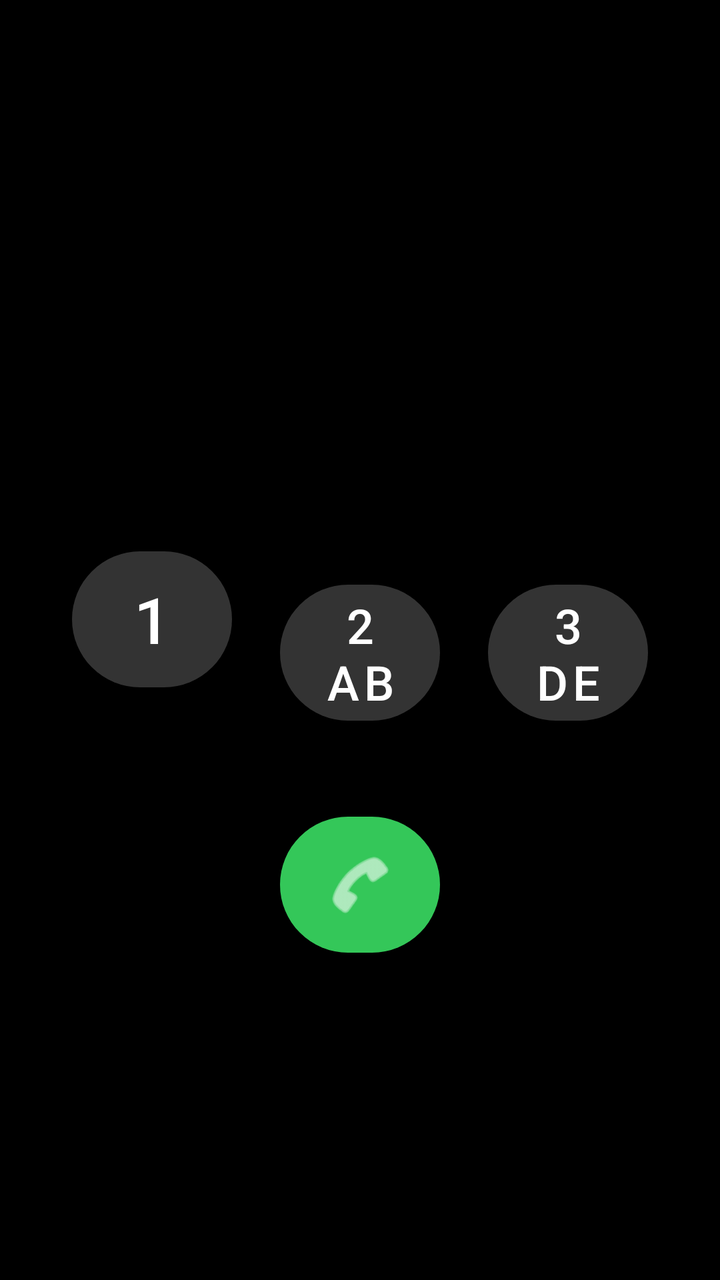
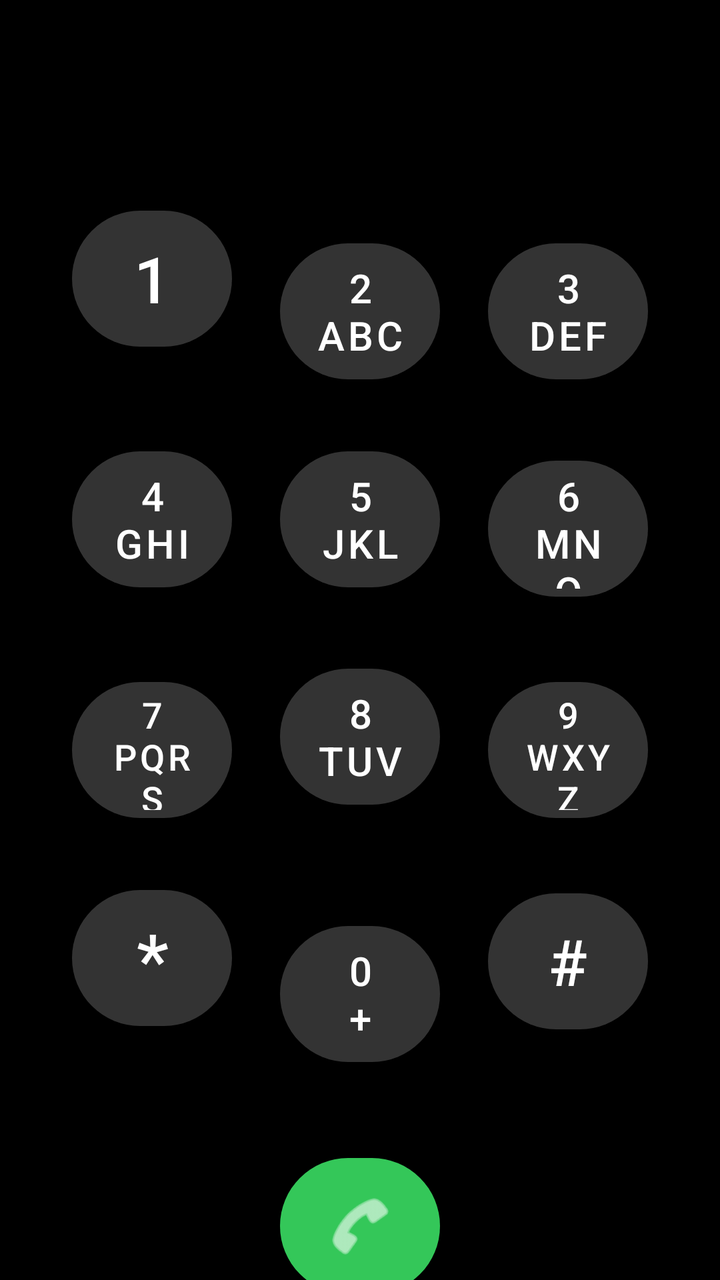

Before-and-after screenshots of an Android layout around one commit, followed by the original layout XML and the change that was made.
<!-- AndroidManifest.xml: application theme Theme.MyContact -->
<!-- res/layout/fragment_keypad.xml -->
<?xml version="1.0" encoding="utf-8"?>
<LinearLayout xmlns:android="http://schemas.android.com/apk/res/android"
    xmlns:app="http://schemas.android.com/apk/res-auto"
    android:layout_width="match_parent"
    android:layout_height="match_parent"
    android:background="#000000"
    android:gravity="center"
    android:orientation="vertical">

    <TextView
        android:id="@+id/tvDialedNumber"
        android:layout_width="match_parent"
        android:layout_height="100dp"
        android:gravity="center"
        android:textColor="#FFFFFF"
        android:textSize="36sp" />

    <GridLayout
        android:layout_width="wrap_content"
        android:layout_height="wrap_content"
        android:layout_gravity="center"
        android:columnCount="3"
        android:rowCount="4"
        android:useDefaultMargins="true">

        <com.google.android.material.button.MaterialButton
            style="@style/Widget.MaterialComponents.Button.UnelevatedButton"
            android:layout_width="80dp"
            android:layout_height="80dp"
            android:layout_margin="12dp"
            android:text="1"
            android:textSize="32sp"
            app:backgroundTint="#333333"
            app:cornerRadius="40dp" />

        <com.google.android.material.button.MaterialButton
            style="@style/Widget.MaterialComponents.Button.UnelevatedButton"
            android:layout_width="80dp"
            android:layout_height="80dp"
            android:layout_margin="12dp"
            android:text="2\nABC"
            android:textSize="24sp"
            app:backgroundTint="#333333"
            app:cornerRadius="40dp" />

        <com.google.android.material.button.MaterialButton
            style="@style/Widget.MaterialComponents.Button.UnelevatedButton"
            android:layout_width="80dp"
            android:layout_height="80dp"
            android:layout_margin="12dp"
            android:text="3\nDEF"
            android:textSize="24sp"
            app:backgroundTint="#333333"
            app:cornerRadius="40dp" />

    </GridLayout>

    <com.google.android.material.button.MaterialButton
        android:id="@+id/btnCall"
        style="@style/Widget.MaterialComponents.Button.UnelevatedButton"
        android:layout_width="80dp"
        android:layout_height="80dp"
        android:layout_marginTop="24dp"
        app:icon="@android:drawable/ic_menu_call"
        app:iconGravity="textStart"
        app:iconPadding="0dp"
        app:iconSize="36dp"
        app:iconTint="#FFFFFF"
        app:backgroundTint="#34C759"
        app:cornerRadius="40dp" />

</LinearLayout>
<!-- resources referenced by this layout -->
<resources>
  <style name="Theme.MyContact" parent="Theme.Material3.Light.NoActionBar">
          
          <item name="colorPrimary">@color/purple_500</item>
          <item name="colorPrimaryVariant">@color/purple_700</item>
          <item name="colorOnPrimary">@color/white</item>
          
          <item name="colorSecondary">@color/teal_200</item>
          <item name="colorSecondaryVariant">@color/teal_700</item>
          <item name="colorOnSecondary">@color/black</item>
          
          <item name="android:statusBarColor">?attr/colorPrimaryVariant</item>
          
      </style>
  <color name="purple_500">#FF6200EE</color>
  <color name="purple_700">#FF3700B3</color>
  <color name="white">#FFFFFFFF</color>
  <color name="teal_200">#FF03DAC5</color>
  <color name="teal_700">#FF018786</color>
  <color name="black">#FF000000</color>
</resources>

<!-- the commit's change to res/layout/fragment_keypad.xml (unified diff, before → after) -->
@@ -13,47 +13,135 @@
         android:layout_height="100dp"
         android:gravity="center"
         android:textColor="#FFFFFF"
-        android:textSize="36sp" />
+        android:textSize="40sp"
+        android:text="" /> <GridLayout
+    android:layout_width="wrap_content"
+    android:layout_height="wrap_content"
+    android:layout_gravity="center"
+    android:columnCount="3"
+    android:rowCount="4"
+    android:useDefaultMargins="true">
 
-    <GridLayout
-        android:layout_width="wrap_content"
-        android:layout_height="wrap_content"
-        android:layout_gravity="center"
-        android:columnCount="3"
-        android:rowCount="4"
-        android:useDefaultMargins="true">
+    <com.google.android.material.button.MaterialButton
+        style="@style/Widget.MaterialComponents.Button.UnelevatedButton"
+        android:layout_width="80dp"
+        android:layout_height="80dp"
+        android:layout_margin="12dp"
+        android:text="1"
+        android:textSize="32sp"
+        app:backgroundTint="#333333"
+        app:cornerRadius="40dp" />
 
-        <com.google.android.material.button.MaterialButton
-            style="@style/Widget.MaterialComponents.Button.UnelevatedButton"
-            android:layout_width="80dp"
-            android:layout_height="80dp"
-            android:layout_margin="12dp"
-            android:text="1"
-            android:textSize="32sp"
-            app:backgroundTint="#333333"
-            app:cornerRadius="40dp" />
+    <com.google.android.material.button.MaterialButton
+        style="@style/Widget.MaterialComponents.Button.UnelevatedButton"
+        android:layout_width="80dp"
+        android:layout_height="80dp"
+        android:layout_margin="12dp"
+        android:text="2\nABC"
+        android:textSize="20sp"
+        app:backgroundTint="#333333"
+        app:cornerRadius="40dp" />
 
-        <com.google.android.material.button.MaterialButton
-            style="@style/Widget.MaterialComponents.Button.UnelevatedButton"
-            android:layout_width="80dp"
-            android:layout_height="80dp"
-            android:layout_margin="12dp"
-            android:text="2\nABC"
-            android:textSize="24sp"
-            app:backgroundTint="#333333"
-            app:cornerRadius="40dp" />
+    <com.google.android.material.button.MaterialButton
+        style="@style/Widget.MaterialComponents.Button.UnelevatedButton"
+        android:layout_width="80dp"
+        android:layout_height="80dp"
+        android:layout_margin="12dp"
+        android:text="3\nDEF"
+        android:textSize="20sp"
+        app:backgroundTint="#333333"
+        app:cornerRadius="40dp" />
 
-        <com.google.android.material.button.MaterialButton
-            style="@style/Widget.MaterialComponents.Button.UnelevatedButton"
-            android:layout_width="80dp"
-            android:layout_height="80dp"
-            android:layout_margin="12dp"
-            android:text="3\nDEF"
-            android:textSize="24sp"
-            app:backgroundTint="#333333"
-            app:cornerRadius="40dp" />
+    <com.google.android.material.button.MaterialButton
+        style="@style/Widget.MaterialComponents.Button.UnelevatedButton"
+        android:layout_width="80dp"
+        android:layout_height="80dp"
+        android:layout_margin="12dp"
+        android:text="4\nGHI"
+        android:textSize="20sp"
+        app:backgroundTint="#333333"
+        app:cornerRadius="40dp" />
 
-    </GridLayout>
+    <com.google.android.material.button.MaterialButton
+        style="@style/Widget.MaterialComponents.Button.UnelevatedButton"
+        android:layout_width="80dp"
+        android:layout_height="80dp"
+        android:layout_margin="12dp"
+        android:text="5\nJKL"
+        android:textSize="20sp"
+        app:backgroundTint="#333333"
+        app:cornerRadius="40dp" />
+
+    <com.google.android.material.button.MaterialButton
+        style="@style/Widget.MaterialComponents.Button.UnelevatedButton"
+        android:layout_width="80dp"
+        android:layout_height="80dp"
+        android:layout_margin="12dp"
+        android:text="6\nMNO"
+        android:textSize="20sp"
+        app:backgroundTint="#333333"
+        app:cornerRadius="40dp" />
+
+    <com.google.android.material.button.MaterialButton
+        style="@style/Widget.MaterialComponents.Button.UnelevatedButton"
+        android:layout_width="80dp"
+        android:layout_height="80dp"
+        android:layout_margin="12dp"
+        android:text="7\nPQRS"
+        android:textSize="18sp"
+        app:backgroundTint="#333333"
+        app:cornerRadius="40dp" />
+
+    <com.google.android.material.button.MaterialButton
+        style="@style/Widget.MaterialComponents.Button.UnelevatedButton"
+        android:layout_width="80dp"
+        android:layout_height="80dp"
+        android:layout_margin="12dp"
+        android:text="8\nTUV"
+        android:textSize="20sp"
+        app:backgroundTint="#333333"
+        app:cornerRadius="40dp" />
+
+    <com.google.android.material.button.MaterialButton
+        style="@style/Widget.MaterialComponents.Button.UnelevatedButton"
+        android:layout_width="80dp"
+        android:layout_height="80dp"
+        android:layout_margin="12dp"
+        android:text="9\nWXYZ"
+        android:textSize="18sp"
+        app:backgroundTint="#333333"
+        app:cornerRadius="40dp" />
+
+    <com.google.android.material.button.MaterialButton
+        style="@style/Widget.MaterialComponents.Button.UnelevatedButton"
+        android:layout_width="80dp"
+        android:layout_height="80dp"
+        android:layout_margin="12dp"
+        android:text="*"
+        android:textSize="36sp"
+        app:backgroundTint="#333333"
+        app:cornerRadius="40dp" />
+
+    <com.google.android.material.button.MaterialButton
+        style="@style/Widget.MaterialComponents.Button.UnelevatedButton"
+        android:layout_width="80dp"
+        android:layout_height="80dp"
+        android:layout_margin="12dp"
+        android:text="0\n+"
+        android:textSize="20sp"
+        app:backgroundTint="#333333"
+        app:cornerRadius="40dp" />
+
+    <com.google.android.material.button.MaterialButton
+        style="@style/Widget.MaterialComponents.Button.UnelevatedButton"
+        android:layout_width="80dp"
+        android:layout_height="80dp"
+        android:layout_margin="12dp"
+        android:text="#"
+        android:textSize="32sp"
+        app:backgroundTint="#333333"
+        app:cornerRadius="40dp" />
+</GridLayout>
 
     <com.google.android.material.button.MaterialButton
         android:id="@+id/btnCall"
